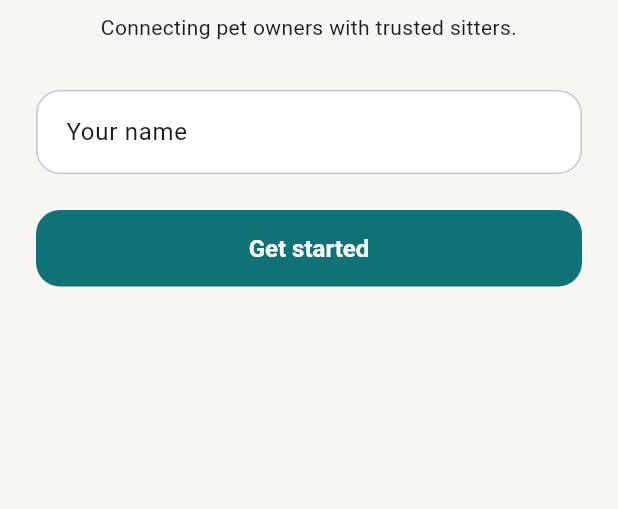
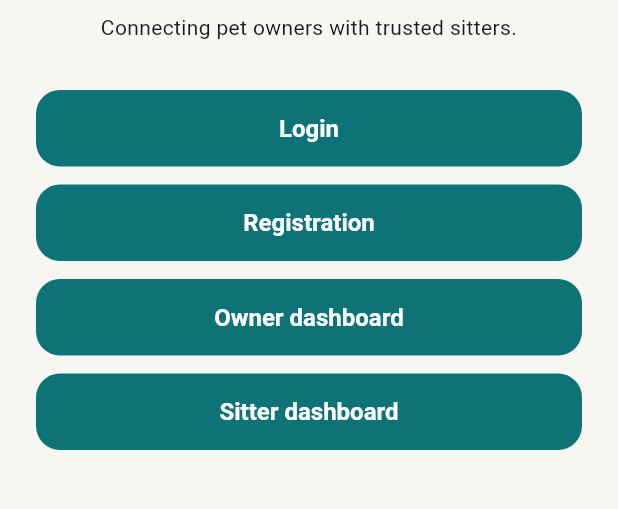
Before and after one commit to BirajShahi/paw-pal-private, a Flutter app: the screen it shows after launch, on a phone screen of 412 x 824 dp, the part 168-677 px from its top. Run offline on Flutter 3.47's test engine with Material 3 defaults, Android fonts, the phone set to English and light mode, and no system bars; our stand-ins replace go_router.

Commit message:
feat: add PawPal navigation and placeholder screens

```diff
--- /dev/null
+++ b/lib/core/router/app_router.dart
@@ -0,0 +1,95 @@
+import 'package:go_router/go_router.dart';
+
+import '../../features/auth/login_screen.dart';
+import '../../features/auth/register_screen.dart';
+import '../../features/bookings/owner_bookings_screen.dart';
+import '../../features/home/home_screen.dart';
+import '../../features/map/nearby_sitters_map_screen.dart';
+import '../../features/owner/owner_dashboard_screen.dart';
+import '../../features/owner/owner_shell.dart';
+import '../../features/pets/pet_list_screen.dart';
+import '../../features/sitter/sitter_dashboard_screen.dart';
+import '../../features/sitters/sitter_list_screen.dart';
+
+/// Application route path constants.
+abstract final class AppRoutes {
+  static const home = '/';
+  static const login = '/login';
+  static const register = '/register';
+  static const owner = '/owner';
+  static const pets = '/pets';
+  static const sitters = '/sitters';
+  static const map = '/map';
+  static const bookings = '/bookings';
+  static const sitterDashboard = '/sitter-dashboard';
+}
+
+/// GoRouter configuration for PawPal navigation.
+final GoRouter appRouter = GoRouter(
+  initialLocation: AppRoutes.home,
+  routes: [
+    GoRoute(
+      path: AppRoutes.home,
+      builder: (context, state) => const HomeScreen(),
+    ),
+    GoRoute(
+      path: AppRoutes.login,
+      builder: (context, state) => const LoginScreen(),
+    ),
+    GoRoute(
+      path: AppRoutes.register,
+      builder: (context, state) => const RegisterScreen(),
+    ),
+    GoRoute(
+      path: AppRoutes.sitterDashboard,
+      builder: (context, state) => const SitterDashboardScreen(),
+    ),
+    StatefulShellRoute.indexedStack(
+      builder: (context, state, navigationShell) {
+        return OwnerShell(navigationShell: navigationShell);
+      },
+      branches: [
+        StatefulShellBranch(
+          routes: [
+            GoRoute(
+              path: AppRoutes.owner,
+              builder: (context, state) => const OwnerDashboardScreen(),
+            ),
+          ],
+        ),
+        StatefulShellBranch(
+          routes: [
+            GoRoute(
+              path: AppRoutes.pets,
+              builder: (context, state) => const PetListScreen(),
+            ),
+          ],
+        ),
+        StatefulShellBranch(
+          routes: [
+            GoRoute(
+              path: AppRoutes.sitters,
+              builder: (context, state) => const SitterListScreen(),
+            ),
+          ],
+        ),
+        StatefulShellBranch(
+          routes: [
+            GoRoute(
+              path: AppRoutes.map,
+              builder: (context, state) => const NearbySittersMapScreen(),
+            ),
+          ],
+        ),
+        StatefulShellBranch(
+          routes: [
+            GoRoute(
+              path: AppRoutes.bookings,
+              builder: (context, state) => const OwnerBookingsScreen(),
+            ),
+          ],
+        ),
+      ],
+    ),
+  ],
+);
--- /dev/null
+++ b/lib/features/auth/register_screen.dart
@@ -0,0 +1,15 @@
+import 'package:flutter/material.dart';
+
+import '../../core/widgets/placeholder_screen.dart';
+
+class RegisterScreen extends StatelessWidget {
+  const RegisterScreen({super.key});
+
+  @override
+  Widget build(BuildContext context) {
+    return const PlaceholderScreen(
+      title: 'Registration',
+      message: 'Account registration will be available in a later ticket.',
+    );
+  }
+}
--- a/lib/features/home/home_screen.dart
+++ b/lib/features/home/home_screen.dart
@@ -1,43 +1,12 @@
 import 'package:flutter/material.dart';
+import 'package:go_router/go_router.dart';
 
-import '../../core/widgets/app_text_field.dart';
-import '../../core/widgets/error_message.dart';
-import '../../core/widgets/loading_indicator.dart';
+import '../../core/router/app_router.dart';
 import '../../core/widgets/primary_button.dart';
 
-/// Temporary home screen demonstrating core UI components.
-class HomeScreen extends StatefulWidget {
+/// Temporary home screen with navigation entry points.
+class HomeScreen extends StatelessWidget {
   const HomeScreen({super.key});
-
-  @override
-  State<HomeScreen> createState() => _HomeScreenState();
-}
-
-class _HomeScreenState extends State<HomeScreen> {
-  final _nameController = TextEditingController();
-  bool _showLoading = false;
-  bool _showError = false;
-
-  @override
-  void dispose() {
-    _nameController.dispose();
-    super.dispose();
-  }
-
-  void _onPrimaryPressed() {
-    setState(() {
-      _showLoading = true;
-      _showError = false;
-    });
-
-    Future<void>.delayed(const Duration(seconds: 1), () {
-      if (!mounted) return;
-      setState(() {
-        _showLoading = false;
-        _showError = true;
-      });
-    });
-  }
 
   @override
   Widget build(BuildContext context) {
@@ -71,28 +40,25 @@ class _HomeScreenState extends State<HomeScreen> {
                         textAlign: TextAlign.center,
                       ),
                       const SizedBox(height: 32),
-                      AppTextField(
-                        controller: _nameController,
-                        labelText: 'Your name',
-                        hintText: 'Enter your name',
-                        textInputAction: TextInputAction.done,
+                      PrimaryButton(
+                        label: 'Login',
+                        onPressed: () => context.go(AppRoutes.login),
                       ),
-                      const SizedBox(height: 24),
+                      const SizedBox(height: 12),
                       PrimaryButton(
-                        label: 'Get started',
-                        isLoading: _showLoading,
-                        onPressed: _onPrimaryPressed,
+                        label: 'Registration',
+                        onPressed: () => context.go(AppRoutes.register),
                       ),
-                      const SizedBox(height: 32),
-                      if (_showLoading)
-                        const LoadingIndicator(message: 'Loading…'),
-                      if (_showError)
-                        ErrorMessage(
-                          message: 'Something went wrong. Please try again.',
-                          onRetry: () {
-                            setState(() => _showError = false);
-                          },
-                        ),
+                      const SizedBox(height: 12),
+                      PrimaryButton(
+                        label: 'Owner dashboard',
+                        onPressed: () => context.go(AppRoutes.owner),
+                      ),
+                      const SizedBox(height: 12),
+                      PrimaryButton(
+                        label: 'Sitter dashboard',
+                        onPressed: () => context.go(AppRoutes.sitterDashboard),
+                      ),
                     ],
                   ),
                 ),
--- /dev/null
+++ b/lib/features/owner/owner_dashboard_screen.dart
@@ -0,0 +1,16 @@
+import 'package:flutter/material.dart';
+
+import '../../core/widgets/placeholder_screen.dart';
+
+class OwnerDashboardScreen extends StatelessWidget {
+  const OwnerDashboardScreen({super.key});
+
+  @override
+  Widget build(BuildContext context) {
+    return const PlaceholderScreen(
+      title: 'Owner dashboard',
+      message: 'Your owner home overview will appear here.',
+      showAppBar: false,
+    );
+  }
+}
--- /dev/null
+++ b/lib/features/sitter/sitter_dashboard_screen.dart
@@ -0,0 +1,15 @@
+import 'package:flutter/material.dart';
+
+import '../../core/widgets/placeholder_screen.dart';
+
+class SitterDashboardScreen extends StatelessWidget {
+  const SitterDashboardScreen({super.key});
+
+  @override
+  Widget build(BuildContext context) {
+    return const PlaceholderScreen(
+      title: 'Sitter dashboard',
+      message: 'Your sitter dashboard will appear here.',
+    );
+  }
+}
--- a/lib/main.dart
+++ b/lib/main.dart
@@ -1,7 +1,7 @@
 import 'package:flutter/material.dart';
 
+import 'core/router/app_router.dart';
 import 'core/theme/app_theme.dart';
-import 'features/home/home_screen.dart';
 
 void main() {
   runApp(const PawPalApp());
@@ -12,11 +12,11 @@ class PawPalApp extends StatelessWidget {
 
   @override
   Widget build(BuildContext context) {
-    return MaterialApp(
+    return MaterialApp.router(
       title: 'PawPal',
       debugShowCheckedModeBanner: false,
       theme: AppTheme.light,
-      home: const HomeScreen(),
+      routerConfig: appRouter,
     );
   }
 }
```
Also changed, not shown: lib/core/widgets/placeholder_screen.dart (added, +63 -0 lines), lib/features/auth/login_screen.dart (added, +15 -0 lines), lib/features/bookings/owner_bookings_screen.dart (added, +16 -0 lines), lib/features/map/nearby_sitters_map_screen.dart (added, +16 -0 lines), lib/features/owner/owner_shell.dart (added, +45 -0 lines), lib/features/pets/pet_list_screen.dart (added, +16 -0 lines), lib/features/sitters/sitter_list_screen.dart (added, +16 -0 lines).
